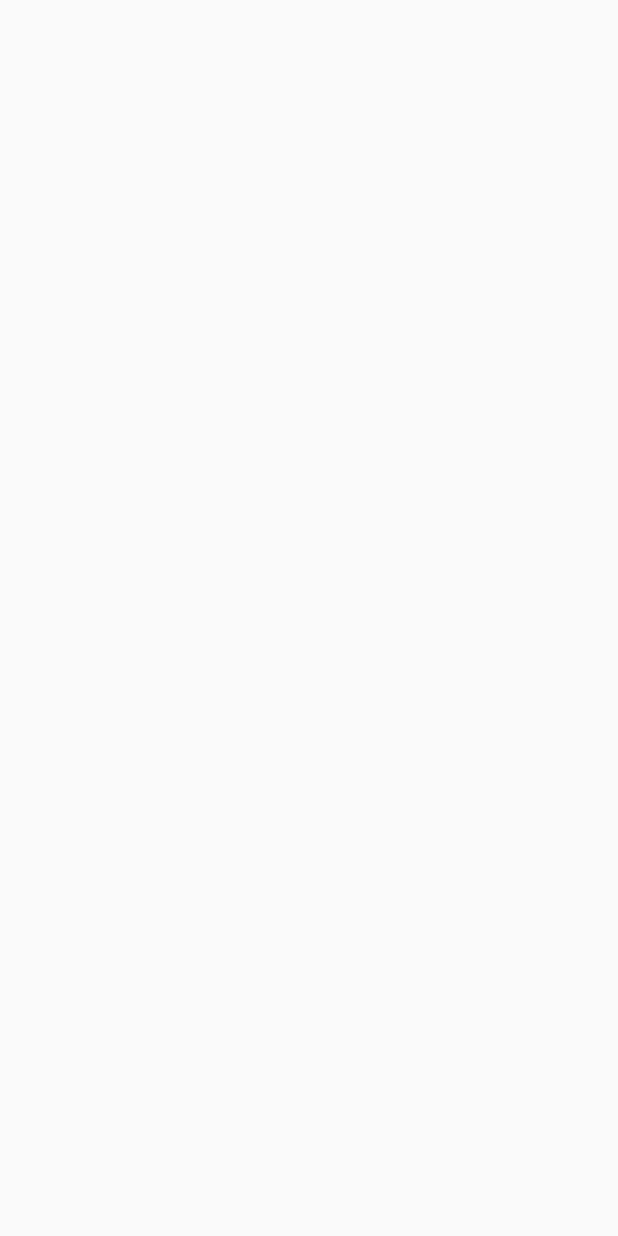
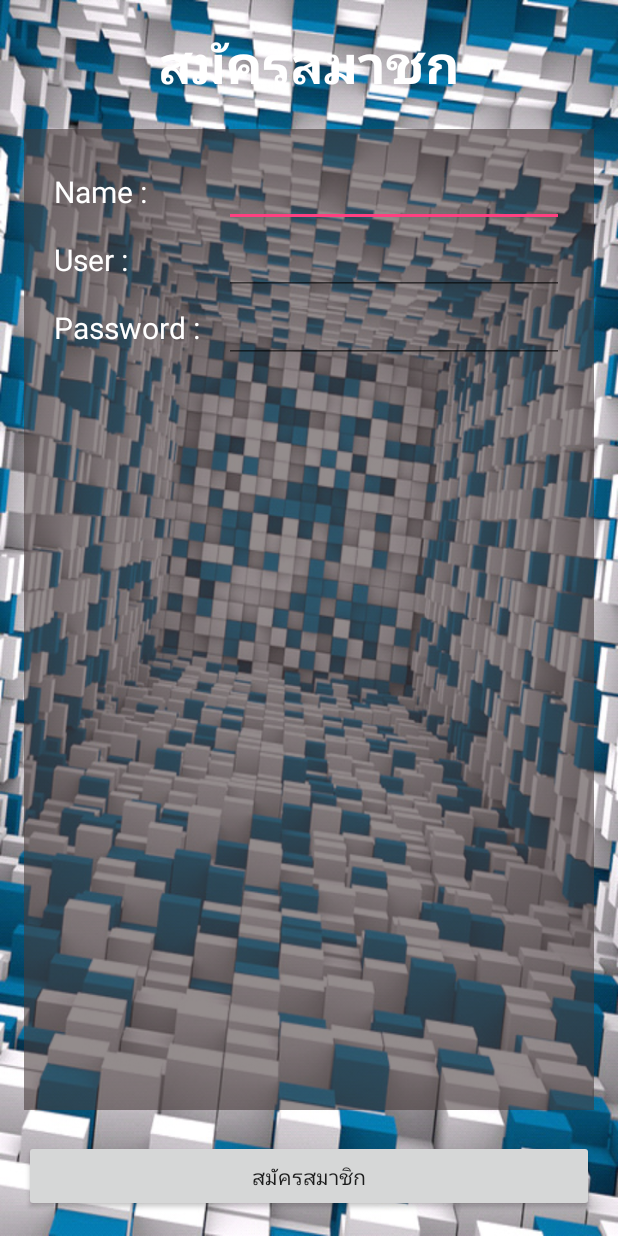
Before and after one commit to masterUNG/Book-Shop, an Android app: the SignUpActivity screen opened directly, with no data from a screen before it, on a phone screen of 412 x 824 dp. Before the commit the screen is empty. Run offline under Robolectric (Android 15) with nearby library versions, the phone set to English and light mode, and no system bars.

Commit message:
Design UI SignUp finish

```diff
--- a/app/src/main/res/layout/activity_sign_up.xml
+++ b/app/src/main/res/layout/activity_sign_up.xml
@@ -7,6 +7,101 @@
     android:paddingLeft="@dimen/activity_horizontal_margin"
     android:paddingRight="@dimen/activity_horizontal_margin"
     android:paddingTop="@dimen/activity_vertical_margin"
-    tools:context="appewtc.masterung.bookshop.SignUpActivity">
+    tools:context="appewtc.masterung.bookshop.SignUpActivity"
+    android:background="@drawable/bg5">
 
+    <TextView
+        android:layout_width="wrap_content"
+        android:layout_height="wrap_content"
+        android:text="@string/signup"
+        android:id="@+id/textView"
+        android:textSize="@dimen/h1"
+        android:textStyle="bold"
+        android:layout_centerHorizontal="true"
+        android:textColor="@color/text" />
+
+    <Button
+        android:layout_width="match_parent"
+        android:layout_height="wrap_content"
+        android:text="@string/signup"
+        android:id="@+id/button3"
+        android:layout_alignParentBottom="true" />
+
+    <LinearLayout
+        android:orientation="vertical"
+        android:layout_width="match_parent"
+        android:layout_height="match_parent"
+        android:layout_below="@+id/textView"
+        android:layout_above="@+id/button3"
+        android:layout_marginTop="20dp"
+        android:layout_marginBottom="20dp"
+        android:background="#96483d3d"
+        android:padding="20dp">
+
+        <LinearLayout
+            android:orientation="horizontal"
+            android:layout_width="match_parent"
+            android:layout_height="wrap_content">
+
+            <TextView
+                android:layout_width="0dp"
+                android:layout_height="wrap_content"
+                android:text="Name :"
+                android:id="@+id/textView2"
+                android:textSize="@dimen/h2"
+                android:layout_weight="1"
+                android:textColor="@color/text" />
+
+            <EditText
+                android:layout_width="0dp"
+                android:layout_height="wrap_content"
+                android:id="@+id/editText"
+                android:layout_weight="2"
+                android:textColor="@color/text" />
+        </LinearLayout>
+
+        <LinearLayout
+            android:orientation="horizontal"
+            android:layout_width="match_parent"
+            android:layout_height="wrap_content" >
+
+            <TextView
+                android:layout_width="0dp"
+                android:layout_height="wrap_content"
+                android:text="User :"
+                android:id="@+id/textView3"
+                android:textSize="@dimen/h2"
+                android:layout_weight="1"
+                android:textColor="@color/text" />
+
+            <EditText
+                android:layout_width="0dp"
+                android:layout_height="wrap_content"
+                android:id="@+id/editText2"
+                android:layout_weight="2"
+                android:textColor="@color/text" />
+        </LinearLayout>
+
+        <LinearLayout
+            android:orientation="horizontal"
+            android:layout_width="match_parent"
+            android:layout_height="wrap_content" >
+
+            <TextView
+                android:layout_width="0dp"
+                android:layout_height="wrap_content"
+                android:text="Password :"
+                android:id="@+id/textView4"
+                android:textSize="@dimen/h2"
+                android:layout_weight="1"
+                android:textColor="@color/text" />
+
+            <EditText
+                android:layout_width="0dp"
+                android:layout_height="wrap_content"
+                android:id="@+id/editText3"
+                android:layout_weight="2"
+                android:textColor="@color/text" />
+        </LinearLayout>
+    </LinearLayout>
 </RelativeLayout>
--- a/app/src/main/res/values/colors.xml
+++ b/app/src/main/res/values/colors.xml
@@ -3,4 +3,7 @@
     <color name="colorPrimary">#3F51B5</color>
     <color name="colorPrimaryDark">#303F9F</color>
     <color name="colorAccent">#FF4081</color>
+
+    <color name="text">#ffffff</color>
+
 </resources>
--- a/app/src/main/res/values/dimens.xml
+++ b/app/src/main/res/values/dimens.xml
@@ -2,4 +2,6 @@
     <!-- Default screen margins, per the Android Design guidelines. -->
     <dimen name="activity_horizontal_margin">16dp</dimen>
     <dimen name="activity_vertical_margin">16dp</dimen>
+    <dimen name="h1">35sp</dimen>
+    <dimen name="h2">20sp</dimen>
 </resources>
--- a/app/src/main/res/values/strings.xml
+++ b/app/src/main/res/values/strings.xml
@@ -1,6 +1,6 @@
 <resources>
     <string name="app_name">Book Shop</string>
 
-    <string name="signup">Sign Up</string>
+    <string name="signup">สมัครสมาชิก</string>
 
 </resources>
```
Also changed, not shown: app/src/main/res/drawable/bg5.png (added).
